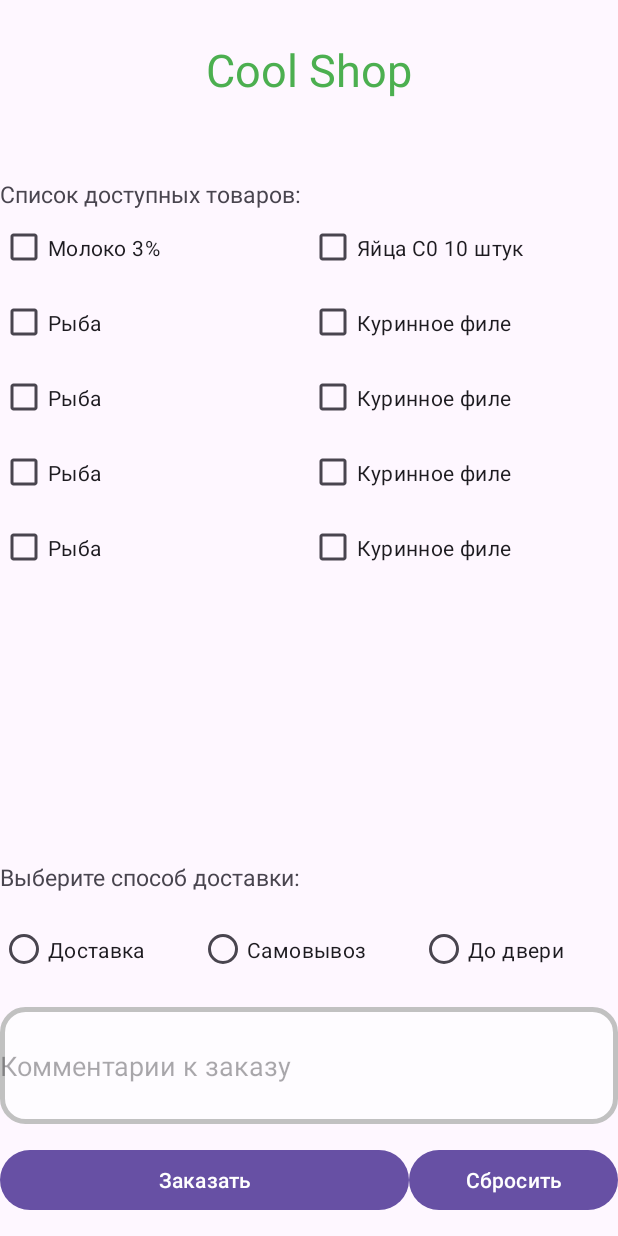
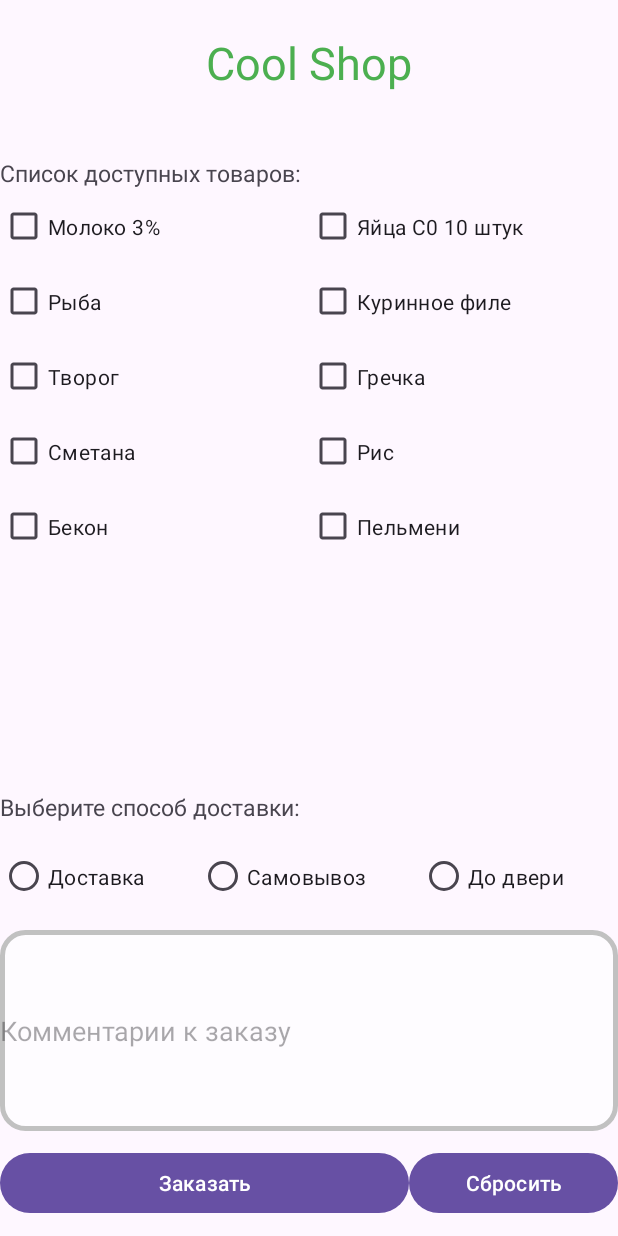
Before and after one commit to mosgor/Samsung-mobile, an Android app: the layout elements.xml on its own in the app's theme, with its tools: preview values and no code run, on a phone screen of 412 x 824 dp. Run offline under Robolectric (Android 15) with nearby library versions, the phone set to English and light mode, and no system bars.

Commit message:
Finished doing market task

```diff
--- a/CoolShop/app/src/main/res/layout/elements.xml
+++ b/CoolShop/app/src/main/res/layout/elements.xml
@@ -45,19 +45,19 @@
                 android:id="@+id/CB5"
                 android:layout_width="match_parent"
                 android:layout_height="50dp"
-                android:text="Рыба">
+                android:text="Творог">
             </CheckBox>
             <CheckBox
                 android:id="@+id/CB7"
                 android:layout_width="match_parent"
                 android:layout_height="50dp"
-                android:text="Рыба">
+                android:text="Сметана">
             </CheckBox>
             <CheckBox
                 android:id="@+id/CB9"
                 android:layout_width="match_parent"
                 android:layout_height="50dp"
-                android:text="Рыба">
+                android:text="Бекон">
             </CheckBox>
         </LinearLayout>
         <LinearLayout
@@ -81,19 +81,19 @@
                 android:id="@+id/CB6"
                 android:layout_width="match_parent"
                 android:layout_height="50dp"
-                android:text="Куринное филе">
+                android:text="Гречка">
             </CheckBox>
             <CheckBox
                 android:id="@+id/CB8"
                 android:layout_width="match_parent"
                 android:layout_height="50dp"
-                android:text="Куринное филе">
+                android:text="Рис">
             </CheckBox>
             <CheckBox
                 android:id="@+id/CB10"
                 android:layout_width="match_parent"
                 android:layout_height="50dp"
-                android:text="Куринное филе">
+                android:text="Пельмени">
             </CheckBox>
         </LinearLayout>
     </LinearLayout>
@@ -138,7 +138,7 @@
         android:id="@+id/ET"
         android:layout_width="match_parent"
         android:layout_height="wrap_content"
-        android:layout_weight="2"
+        android:layout_weight="5"
         android:background="@drawable/border"
         android:hint="Комментарии к заказу">
     </EditText>
--- a/CoolShop/build.gradle.kts
+++ b/CoolShop/build.gradle.kts
@@ -1,4 +1,4 @@
 // Top-level build file where you can add configuration options common to all sub-projects/modules.
 plugins {
-    id("com.android.application") version "8.1.3" apply false
+    id("com.android.application") version "8.1.4" apply false
 }
```
Also changed, not shown: CoolShop/app/src/main/java/com/mosgor/coolshop/MainActivity.java (+57 -28 lines).
